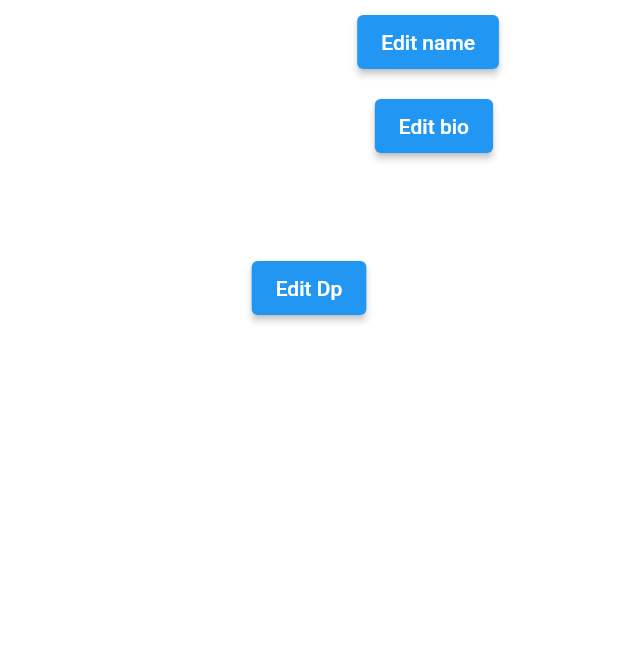
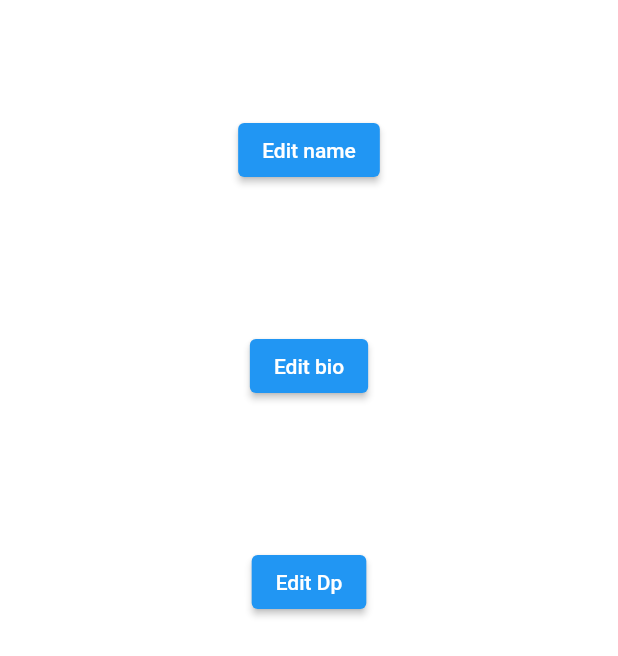
Before and after one commit to jaymalave/FlutterTask, a Flutter app: the EditProfile screen opened directly, on a phone screen of 412 x 824 dp. Shown: the top 656 px of the screen. Run offline on Flutter 3.47's test engine with Material 2 defaults, Android fonts, the phone set to English and light mode, and no system bars; our stand-ins replace cloud_firestore, firebase_auth, firebase_core, firebase_messaging, flashy_tab_bar, get and 1 more; missing offline and left inert: dart:html; accounts and stored records are empty.

Commit message:
refresh state after data change

```diff
--- a/lib/views/edit_profile.dart
+++ b/lib/views/edit_profile.dart
@@ -21,7 +21,10 @@ class _EditProfileState extends State<EditProfile> {
     return Container(
       child: Column(
         children: [
-          Row(
+          const SizedBox(
+            height: 20,
+          ),
+          Column(
             mainAxisAlignment: MainAxisAlignment.spaceAround,
             children: [
               Text(userDataController.name),
@@ -32,16 +35,21 @@ class _EditProfileState extends State<EditProfile> {
                       builder: (context) => Scaffold(
                             body: Column(
                               children: [
-                                TextField(
+                                Padding(
+                                  padding: const EdgeInsets.all(20.0),
+                                  child: TextField(
                                     controller: _updateNameController,
+                                  ),
                                 ),
                                 ElevatedButton(
                                   onPressed: () {
                                     editdataController
                                         .editName(_updateNameController.text);
                                     Navigator.pop(context);
+                                    setState(() {});
                                   },
-                                    child: const Text("Update name"),),
+                                  child: const Text("Update name"),
+                                ),
                               ],
                             ),
                           ));
@@ -50,10 +58,13 @@ class _EditProfileState extends State<EditProfile> {
               ),
             ],
           ),
-          Row(
+          Column(
             mainAxisAlignment: MainAxisAlignment.spaceAround,
             children: [
-              Text(userDataController.bio),
+              Padding(
+                padding: const EdgeInsets.all(20.0),
+                child: Text(userDataController.bio),
+              ),
               ElevatedButton(
                 onPressed: () {
                   showDialog(
@@ -69,8 +80,10 @@ class _EditProfileState extends State<EditProfile> {
                                     editdataController
                                         .editBio(_updateBioController.text);
                                     Navigator.pop(context);
+                                    setState(() {});
                                   },
-                                    child: const Text("Update Bio"),),
+                                  child: const Text("Update Bio"),
+                                ),
                               ],
                             ),
                           ));
@@ -82,7 +95,10 @@ class _EditProfileState extends State<EditProfile> {
           Column(
             mainAxisAlignment: MainAxisAlignment.center,
             children: [
-              Text(userDataController.dp),
+              Padding(
+                padding: const EdgeInsets.all(20.0),
+                child: Text(userDataController.dp),
+              ),
               ElevatedButton(
                 onPressed: () {
                   showDialog(
@@ -96,10 +112,12 @@ class _EditProfileState extends State<EditProfile> {
                                 ElevatedButton(
                                   onPressed: () {
                                     editdataController
-                                          .editBio(_updateDpController.text);
+                                        .editDp(_updateDpController.text);
                                     Navigator.pop(context);
+                                    setState(() {});
                                   },
-                                    child: const Text("Update Dp"),),
+                                  child: const Text("Update Dp"),
+                                ),
                               ],
                             ),
                           ));
--- a/lib/views/home.dart
+++ b/lib/views/home.dart
@@ -13,7 +13,10 @@ class _HomeState extends State<Home> {
     return Container(
       child: Column(
         children: const [
-           Center(child: Text('Hello world')),
+           Padding(
+             padding: EdgeInsets.all(8.0),
+             child: Center(child: Text('This is the home page')),
+           ),
         ],
       ),
     );
--- a/lib/views/home_page.dart
+++ b/lib/views/home_page.dart
@@ -49,7 +49,6 @@ class _HomePageState extends State<HomePage> {
             ),
           ],
         ),
-        backgroundColor: AppPallete.bgColor,
         body: tabs[_currentIndex],
         appBar: AppBar(centerTitle: true, title: const Text("Flutter Task App")),
       ),
--- a/lib/views/profile_view.dart
+++ b/lib/views/profile_view.dart
@@ -19,11 +19,6 @@ class _ProfileViewState extends State<ProfileView> {
     return WillPopScope(
       onWillPop: () async => false,
       child: Scaffold(
-        appBar: AppBar(
-          title: const Text(Constants.profileHead),
-          automaticallyImplyLeading: false,
-          backgroundColor: AppPallete.primary,
-        ),
         body: Column(
           children: [
             const Center(child: Text(Constants.profileHead)),
```
Also changed, not shown: lib/auth/auth.dart (+29 -12 lines). Lines whose indentation alone changed are shown as unchanged.
